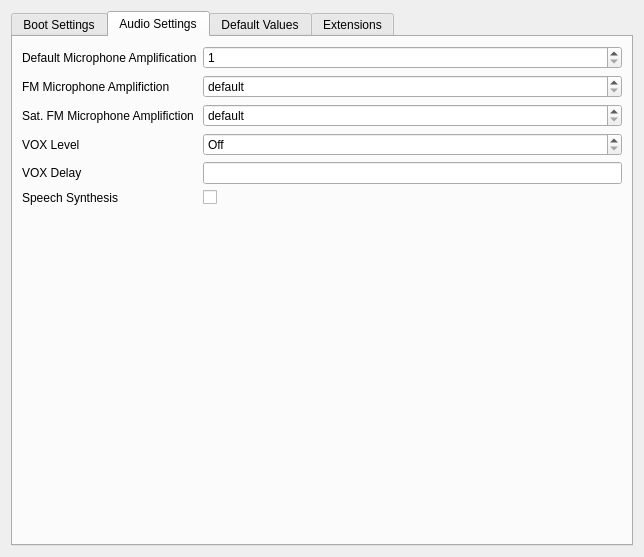
Before: the Qt Designer form src/generalsettingsview.ui in hmatuschek/qdmr, drawn with Qt 5.
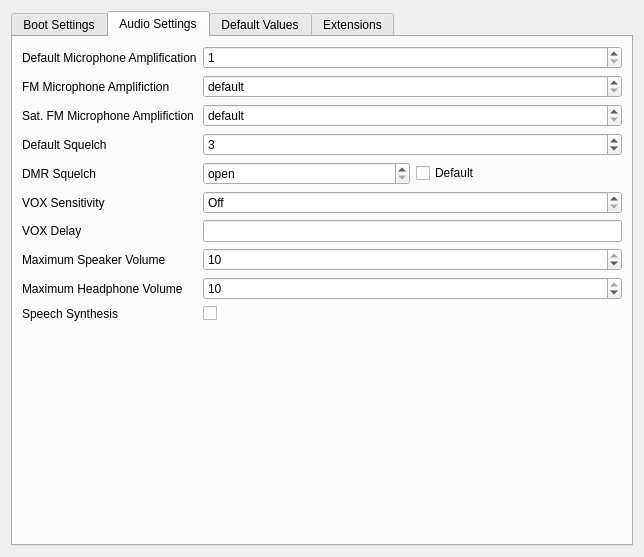
After: the same form once the commit is applied. The open tabs and pages were chosen to show the change. Custom widgets are drawn as their Qt base class.

The edit to the form file:
```diff
--- a/src/generalsettingsview.ui
+++ b/src/generalsettingsview.ui
@@ -121,14 +121,14 @@
            </property>
           </widget>
          </item>
-         <item row="3" column="0">
+         <item row="5" column="0">
           <widget class="QLabel" name="voxLevelLabel">
            <property name="text">
-            <string>VOX Level</string>
+            <string>VOX Sensitivity</string>
            </property>
           </widget>
          </item>
-         <item row="3" column="1">
+         <item row="5" column="1">
           <widget class="QSpinBox" name="voxValue">
            <property name="specialValueText">
             <string>Off</string>
@@ -138,30 +138,137 @@
            </property>
           </widget>
          </item>
-         <item row="4" column="0">
+         <item row="6" column="0">
           <widget class="QLabel" name="label_3">
            <property name="text">
             <string>VOX Delay</string>
            </property>
           </widget>
          </item>
-         <item row="4" column="1">
-          <widget class="QLineEdit" name="voxDelay"/>
+         <item row="6" column="1">
+          <widget class="QLineEdit" name="voxDelay">
+           <property name="toolTip">
+            <string>Specifies the delay between voice detection and transmission. E.g. 500 ms.</string>
+           </property>
+          </widget>
          </item>
-         <item row="5" column="0">
+         <item row="9" column="0">
           <widget class="QLabel" name="speechLabel">
            <property name="text">
             <string>Speech Synthesis</string>
            </property>
           </widget>
          </item>
-         <item row="5" column="1">
+         <item row="9" column="1">
           <widget class="QCheckBox" name="speech">
            <property name="text">
             <string/>
            </property>
           </widget>
          </item>
+         <item row="7" column="0">
+          <widget class="QLabel" name="label_4">
+           <property name="text">
+            <string>Maximum Speaker Volume</string>
+           </property>
+          </widget>
+         </item>
+         <item row="8" column="0">
+          <widget class="QLabel" name="label_5">
+           <property name="text">
+            <string>Maximum Headphone Volume</string>
+           </property>
+          </widget>
+         </item>
+         <item row="7" column="1">
+          <widget class="QSpinBox" name="maxSpeakerVolume">
+           <property name="toolTip">
+            <string>Limits the maximum speaker volume.</string>
+           </property>
+           <property name="minimum">
+            <number>1</number>
+           </property>
+           <property name="maximum">
+            <number>10</number>
+           </property>
+           <property name="value">
+            <number>10</number>
+           </property>
+          </widget>
+         </item>
+         <item row="8" column="1">
+          <widget class="QSpinBox" name="maxHeadphoneVolume">
+           <property name="toolTip">
+            <string>Limits the maximum headphone volume.</string>
+           </property>
+           <property name="minimum">
+            <number>1</number>
+           </property>
+           <property name="maximum">
+            <number>10</number>
+           </property>
+           <property name="value">
+            <number>10</number>
+           </property>
+          </widget>
+         </item>
+         <item row="3" column="0">
+          <widget class="QLabel" name="label_6">
+           <property name="text">
+            <string>Default Squelch</string>
+           </property>
+          </widget>
+         </item>
+         <item row="3" column="1">
+          <widget class="QSpinBox" name="squelch">
+           <property name="specialValueText">
+            <string extracomment="Special value for the squelch setting, disabling/opening the squelch.">open</string>
+           </property>
+           <property name="maximum">
+            <number>10</number>
+           </property>
+           <property name="value">
+            <number>3</number>
+           </property>
+          </widget>
+         </item>
+         <item row="4" column="0">
+          <widget class="QLabel" name="label_7">
+           <property name="text">
+            <string>DMR Squelch</string>
+           </property>
+          </widget>
+         </item>
+         <item row="4" column="1">
+          <layout class="QHBoxLayout" name="horizontalLayout">
+           <item>
+            <widget class="QSpinBox" name="dmrSquelch">
+             <property name="sizePolicy">
+              <sizepolicy hsizetype="Minimum" vsizetype="Fixed">
+               <horstretch>0</horstretch>
+               <verstretch>0</verstretch>
+              </sizepolicy>
+             </property>
+             <property name="specialValueText">
+              <string extracomment="Special value for the squelch setting, disabling/opening the squelch.">open</string>
+             </property>
+             <property name="maximum">
+              <number>10</number>
+             </property>
+            </widget>
+           </item>
+           <item>
+            <widget class="QCheckBox" name="dmrSquelchDefault">
+             <property name="toolTip">
+              <string>Disables a separate squelch level for DMR. Uses the default one.</string>
+             </property>
+             <property name="text">
+              <string extracomment="Label for a checkbox that disables a separate DMR squelch setting. The default squelch is then used.">Default</string>
+             </property>
+            </widget>
+           </item>
+          </layout>
+         </item>
         </layout>
        </widget>
        <widget class="QWidget" name="defaultValues">
```
Left out of the diff: 27 changed lines with no effect on the pictures.
